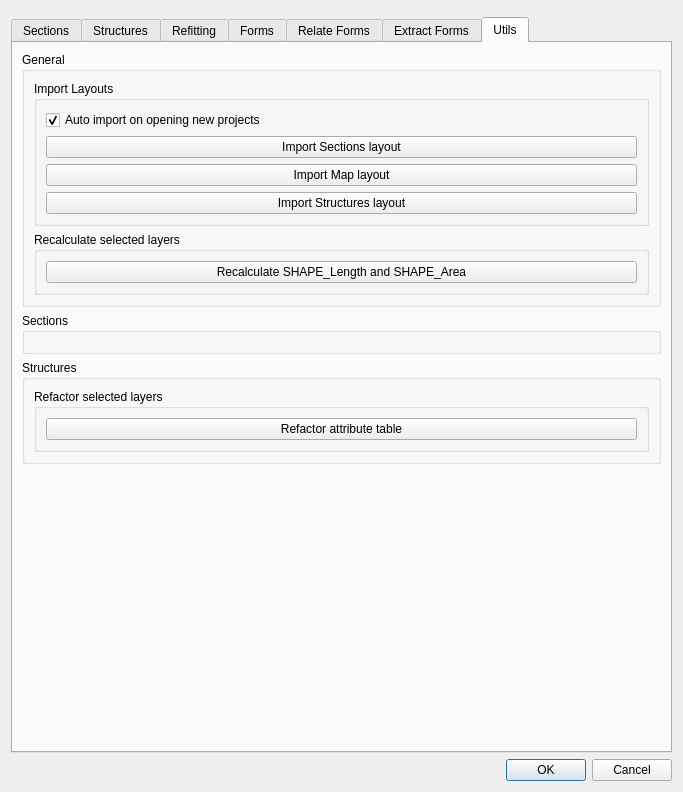
psigcat/sugartools, file sugar_tools_dialog.ui: the form before one commit.
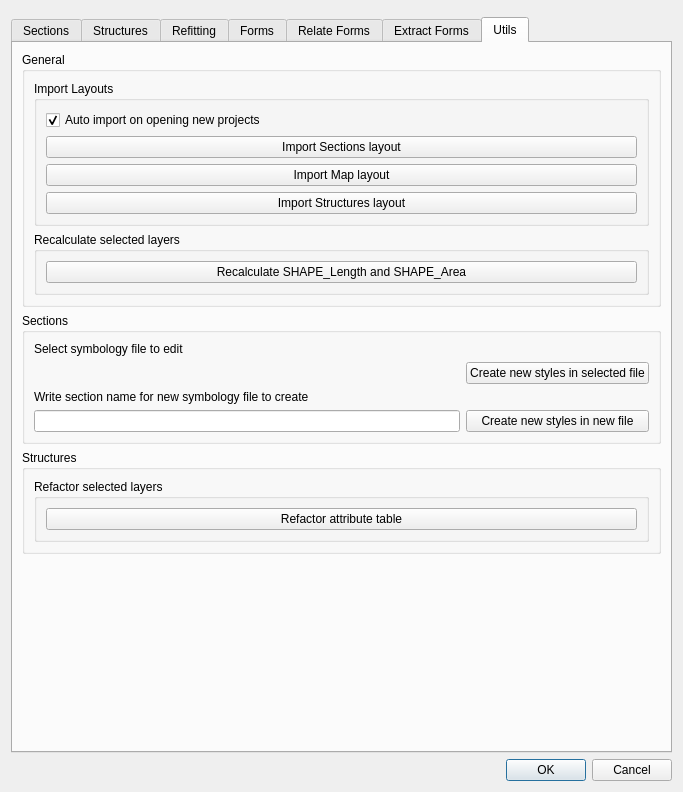
The form after the commit. The open tabs and pages were chosen to show the change. Custom widgets are drawn as their Qt base class.

Commit message: ui for adding symbologies to QML, see #42

The edit to the form file:
```diff
--- a/sugar_tools_dialog.ui
+++ b/sugar_tools_dialog.ui
@@ -858,7 +858,42 @@
          <property name="title">
           <string>Sections</string>
          </property>
-         <layout class="QVBoxLayout" name="verticalLayout_9"/>
+         <layout class="QGridLayout" name="gridLayout">
+          <item row="0" column="0">
+           <widget class="QLabel" name="label_2">
+            <property name="text">
+             <string>Select symbology file to edit</string>
+            </property>
+           </widget>
+          </item>
+          <item row="1" column="0">
+           <widget class="QgsFileWidget" name="utils_symbology_file"/>
+          </item>
+          <item row="1" column="1">
+           <widget class="QPushButton" name="pushButton">
+            <property name="text">
+             <string>Create new styles in selected file</string>
+            </property>
+           </widget>
+          </item>
+          <item row="2" column="0">
+           <widget class="QLabel" name="label_3">
+            <property name="text">
+             <string>Write section name for new symbology file to create</string>
+            </property>
+           </widget>
+          </item>
+          <item row="3" column="0">
+           <widget class="QLineEdit" name="utils_symbology_file_name"/>
+          </item>
+          <item row="3" column="1">
+           <widget class="QPushButton" name="pushButton_2">
+            <property name="text">
+             <string>Create new styles in new file</string>
+            </property>
+           </widget>
+          </item>
+         </layout>
         </widget>
        </item>
        <item>
```
